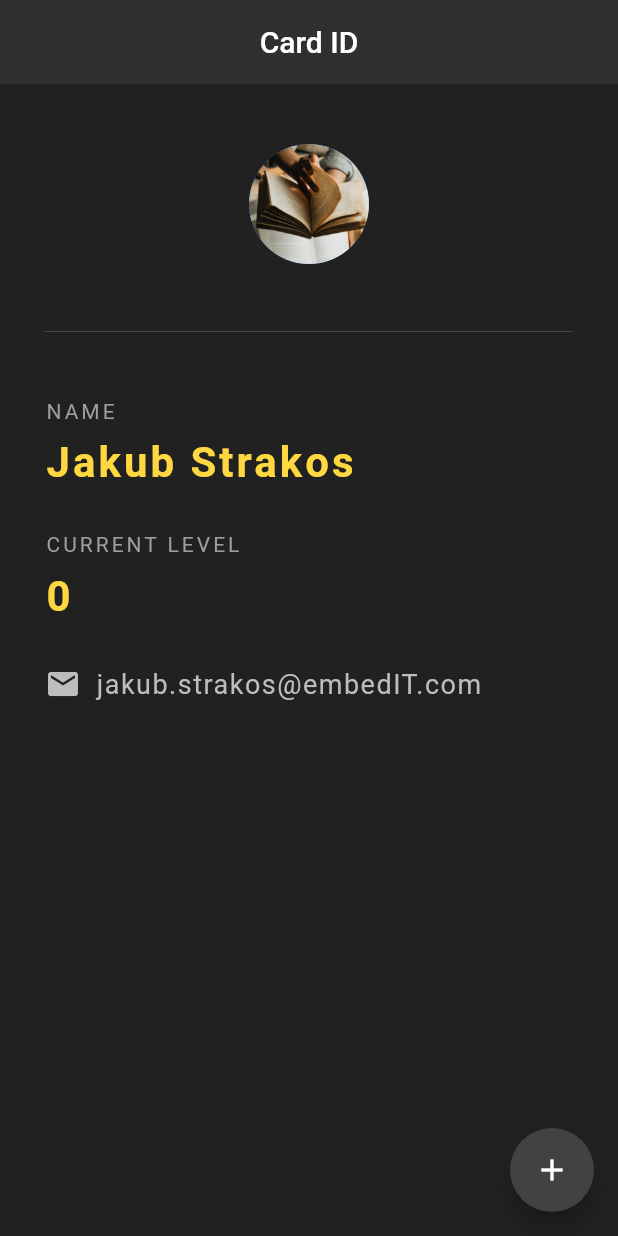
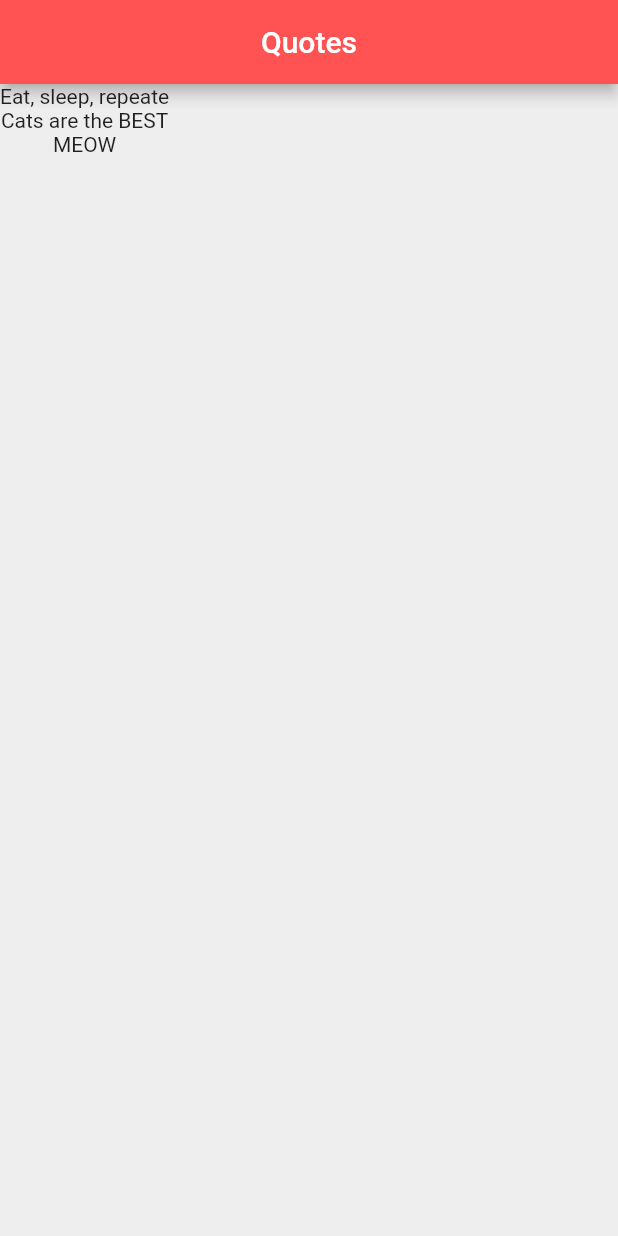
Before and after one commit to JackStrakos/Flutter_TimeApp, a Flutter app: the screen it shows after launch, on a phone screen of 412 x 824 dp. Run offline on Flutter 3.47's test engine with Material 2 defaults, Android fonts, the light colour scheme and no system bars.

Commit message:
feat: creating list adnd iterate
Iterating in a new created list

completly rebuilding app

```diff
--- a/time_zones/lib/main.dart
+++ b/time_zones/lib/main.dart
@@ -1,106 +1,26 @@
 import 'package:flutter/material.dart';
 
-void main() => runApp(MaterialApp(
-      home: Card(),
-    ));
+void main() => runApp(MaterialApp(home: QuoteList()));
 
-class Card extends StatefulWidget {
+class QuoteList extends StatefulWidget {
   @override
-  State<Card> createState() => _CardState();
+  State<QuoteList> createState() => _QuoteListState();
 }
 
-class _CardState extends State<Card> {
-  int level = 0;
+class _QuoteListState extends State<QuoteList> {
+  List<String> quotes = ['Eat, sleep, repeate', 'Cats are the BEST', 'MEOW'];
 
   @override
   Widget build(BuildContext context) {
     return Scaffold(
-      backgroundColor: Colors.grey[900],
+      backgroundColor: Colors.grey[200],
       appBar: AppBar(
-        title: Text('Card ID'),
+        title: Text('Quotes'),
         centerTitle: true,
-        backgroundColor: Colors.grey[850],
-        elevation: 0.0,
+        backgroundColor: Colors.redAccent,
       ),
-      floatingActionButton: FloatingActionButton(
-        onPressed: () {
-          setState(() {
-            level++;
-          });
-        },
-        child: Icon(Icons.add),
-        backgroundColor: Colors.grey[800],
-      ),
-      body: Padding(
-        padding: (EdgeInsets.fromLTRB(30.0, 40.0, 30.0, 0.0)),
-        child: Column(
-            crossAxisAlignment: CrossAxisAlignment.start,
-            children: <Widget>[
-              Center(
-                child: CircleAvatar(
-                  backgroundImage: AssetImage('assets/book.jpg'),
-                  radius: 40.0,
-                ),
-              ),
-              Divider(
-                height: 90.0,
-                color: Colors.grey[800],
-              ),
-              Text(
-                'NAME',
-                style: TextStyle(color: Colors.grey, letterSpacing: 2.0),
-              ),
-              SizedBox(
-                height: 10.0,
-              ),
-              Text(
-                'Jakub Strakos',
-                style: TextStyle(
-                    color: Colors.amberAccent[200],
-                    letterSpacing: 2.0,
-                    fontSize: 28.0,
-                    fontWeight: FontWeight.bold),
-              ),
-              SizedBox(
-                height: 30.0,
-              ),
-              Text(
-                'CURRENT LEVEL',
-                style: TextStyle(color: Colors.grey, letterSpacing: 2.0),
-              ),
-              SizedBox(
-                height: 10.0,
-              ),
-              Text(
-                '$level',
-                style: TextStyle(
-                    color: Colors.amberAccent[200],
-                    letterSpacing: 2.0,
-                    fontSize: 28.0,
-                    fontWeight: FontWeight.bold),
-              ),
-              SizedBox(
-                height: 30.0,
-              ),
-              Row(
-                children: <Widget>[
-                  Icon(
-                    Icons.email,
-                    color: Colors.grey[400],
-                  ),
-                  SizedBox(
-                    width: 10.0,
-                  ),
-                  Text(
-                    'jakub.strakos@embedIT.com',
-                    style: TextStyle(
-                        color: Colors.grey[400],
-                        fontSize: 18.0,
-                        letterSpacing: 1.0),
-                  )
-                ],
-              )
-            ]),
+      body: Column(
+        children: quotes.map((quote) => Text(quote)).toList(),
       ),
     );
   }
```
